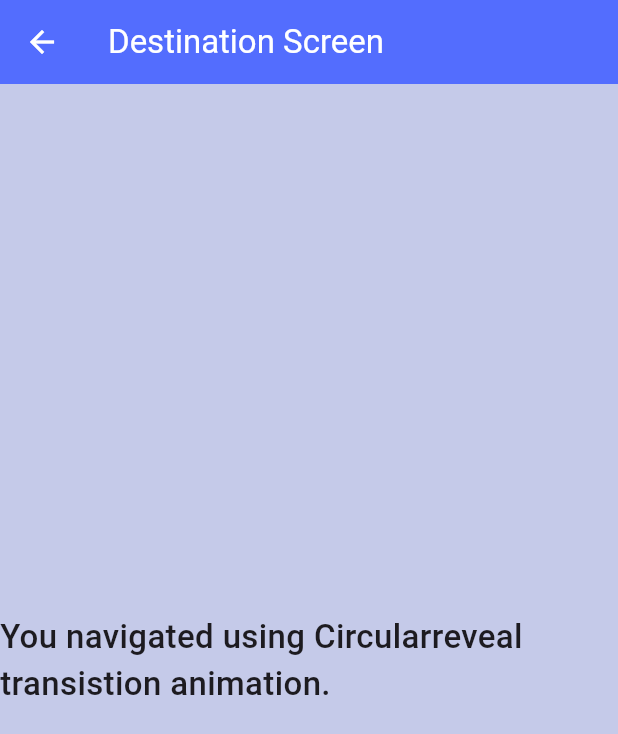
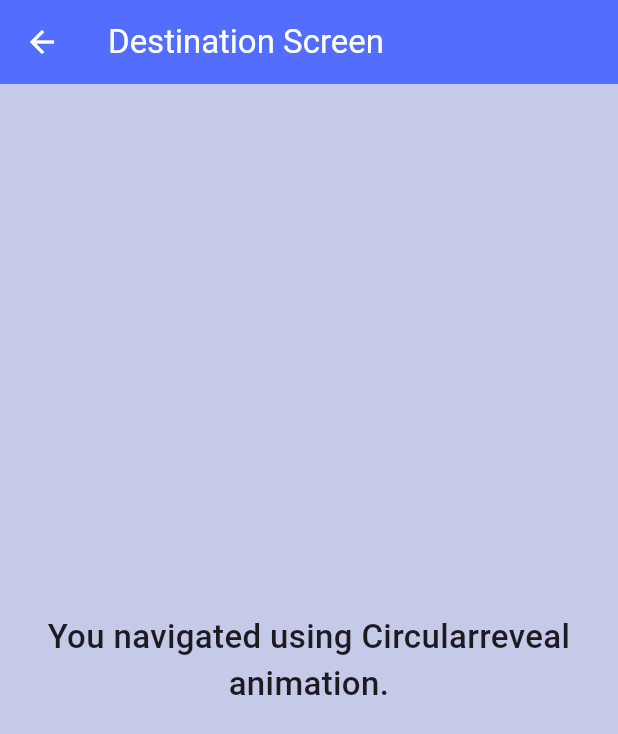
Before and after one commit to nischal08/navigation-demo, a Flutter app: the screen it shows after launch, after a tap on "Circularreveal", on a phone screen of 412 x 824 dp. Shown: the top 734 px of the screen. Run offline on Flutter 3.47's test engine with Material 3 defaults, Android fonts, the phone set to English and light mode, and no system bars; our stand-ins replace get.

Commit message:
fix: redesigned UI

```diff
--- a/lib/home_screen.dart
+++ b/lib/home_screen.dart
@@ -57,7 +57,6 @@ class HomeScreen extends StatelessWidget {
   }
 }
 
-// Define your next pages here (replace with your actual content)
 class DestinationScreen extends StatelessWidget {
   final String title;
   const DestinationScreen({super.key, required this.title});
@@ -73,7 +72,8 @@ class DestinationScreen extends StatelessWidget {
       ),
       body: Center(
         child: Text(
-          'You navigated using $title transistion animation.',
+          'You navigated using $title animation.',
+          textAlign: TextAlign.center,
           style: const TextStyle(
             fontSize: 22,
             fontWeight: FontWeight.w500,
@@ -83,5 +83,3 @@ class DestinationScreen extends StatelessWidget {
     );
   }
 }
-
-// ... Add similar widget definitions for other pages: LeftToRightPage, FadePage, CustomPage, ZoomPage, SlideUpPage
```
